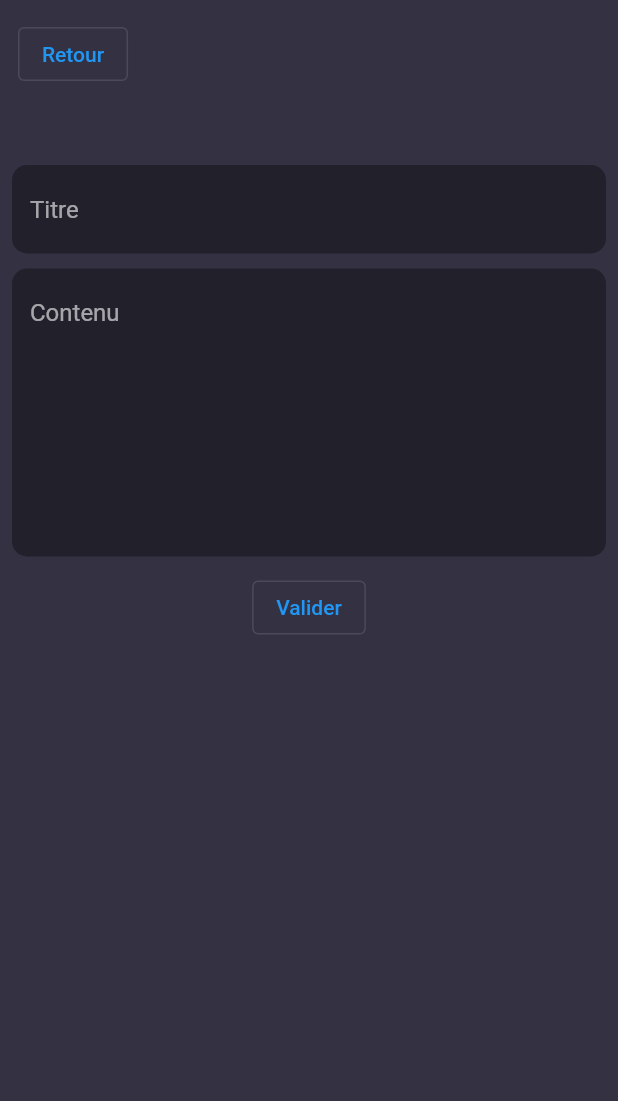
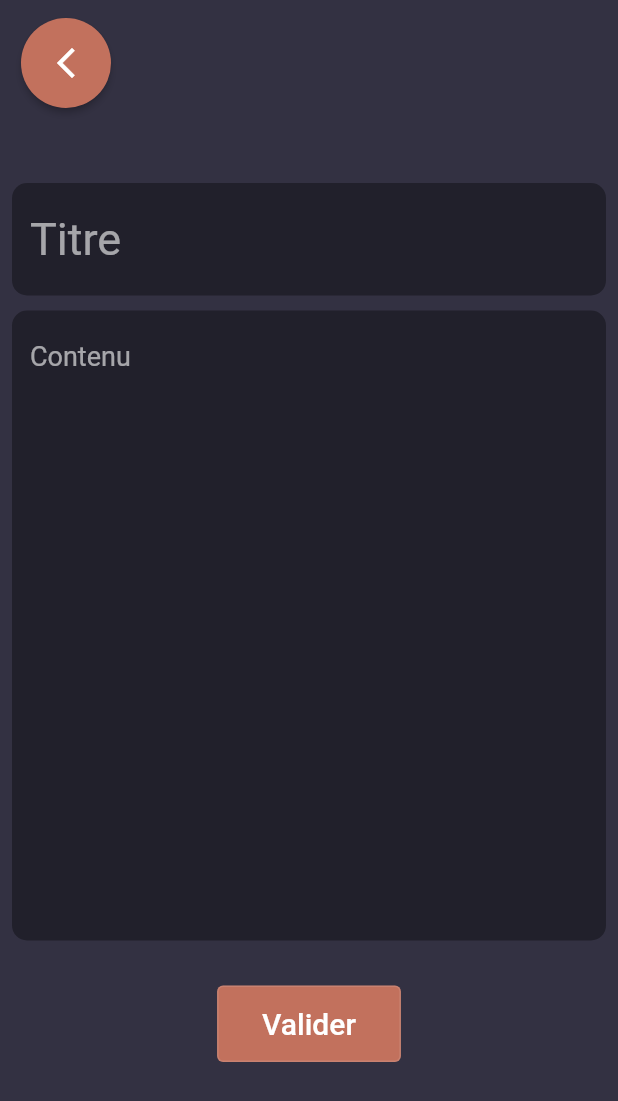
Before and after one commit to Elymne/erevho, a Flutter app: the DreamFormPage screen opened by its route, on a phone screen of 412 x 824 dp. Shown: the top 1101 px of the screen. Run offline on Flutter 3.47's test engine with Material 2 defaults, Android fonts, the phone set to English and light mode, and no system bars; our stand-ins replace fluro, flutter_riverpod, freezed_annotation, get_it, google_fonts, hive and 3 more; accounts and stored records are empty; generated files the repository leaves out were written again; Roboto replaces fonts that are missing (Georgia).

Commit message:
update form style

```diff
--- a/lib/application/pages/dream_form/dream_form_page.dart
+++ b/lib/application/pages/dream_form/dream_form_page.dart
@@ -1,4 +1,6 @@
+import 'package:erevho/application/widgets/buttons/back_night_button.dart';
 import 'package:erevho/application/widgets/custom_form_field.dart';
+import 'package:erevho/application/widgets/buttons/night_button.dart';
 import 'package:erevho/di/tools/app_localisation_tools.dart';
 import 'package:erevho/application/pages/dream_form/dream_form_controller.dart';
 import 'package:erevho/core/themes/colors.dart';
@@ -36,12 +38,7 @@ class DreamFormState extends ConsumerState<DreamFormPage> {
           children: [
             Padding(
               padding: const EdgeInsets.all(12.0),
-              child: OutlinedButton(
-                onPressed: () {
-                  Navigator.pop(context);
-                },
-                child: const Text('Retour'),
-              ),
+              child: BackNightButton(context: context),
             ),
             const SizedBox(height: 30),
             Padding(
@@ -52,21 +49,21 @@ class DreamFormState extends ConsumerState<DreamFormPage> {
                   children: [
                     CustomFormField(
                       hintText: appLocals.current.title_form,
-                      isContent: false,
+                      textFieldType: TextFieldType.title,
                       validator: controller.validateTitle,
                       onSaved: controller.saveTitle,
                     ),
                     const SizedBox(height: 10),
                     CustomFormField(
                       hintText: appLocals.current.content_form,
-                      isContent: true,
+                      textFieldType: TextFieldType.content,
                       validator: controller.validateContent,
                       onSaved: controller.saveContent,
                     ),
-                    const SizedBox(height: 10),
-                    OutlinedButton(
+                    const SizedBox(height: 30),
+                    NightButton(
                       onPressed: () => controller.onSubmit(),
-                      child: Text(appLocals.current.submit),
+                      text: appLocals.current.submit,
                     ),
                   ],
                 ),
--- /dev/null
+++ b/lib/application/widgets/buttons/back_night_button.dart
@@ -0,0 +1,24 @@
+import 'package:erevho/core/themes/colors.dart';
+import 'package:flutter/material.dart';
+
+class BackNightButton extends StatelessWidget {
+  final BuildContext context;
+
+  const BackNightButton({super.key, required this.context});
+
+  @override
+  Widget build(BuildContext context) {
+    return ElevatedButton(
+      onPressed: () => Navigator.pop(context),
+      style: ButtonStyle(
+        shape: MaterialStateProperty.all(const CircleBorder()),
+        padding: MaterialStateProperty.all(const EdgeInsets.all(18)),
+        backgroundColor: MaterialStateProperty.all(nightOrange), // <-- Button color
+      ),
+      child: const Icon(
+        Icons.arrow_back_ios_new,
+        color: pureWhite,
+      ),
+    );
+  }
+}
--- /dev/null
+++ b/lib/application/widgets/buttons/night_button.dart
@@ -0,0 +1,30 @@
+import 'package:erevho/core/themes/colors.dart';
+import 'package:flutter/material.dart';
+import 'package:google_fonts/google_fonts.dart';
+
+class NightButton extends StatelessWidget {
+  final String text;
+  final void Function() onPressed;
+
+  const NightButton({Key? key, required this.onPressed, required this.text}) : super(key: key);
+
+  @override
+  Widget build(BuildContext context) {
+    return OutlinedButton(
+      onPressed: onPressed,
+      style: ButtonStyle(
+        backgroundColor: MaterialStateColor.resolveWith((states) => nightOrange),
+      ),
+      child: Padding(
+        padding: const EdgeInsets.all(14.0),
+        child: Text(
+          text,
+          style: GoogleFonts.robotoFlex(
+            fontSize: 20,
+            color: pureWhite,
+          ),
+        ),
+      ),
+    );
+  }
+}
--- a/lib/application/widgets/custom_form_field.dart
+++ b/lib/application/widgets/custom_form_field.dart
@@ -5,18 +5,18 @@ import 'package:google_fonts/google_fonts.dart';
 class CustomFormField extends StatelessWidget {
   final String? initialValue;
   final String hintText;
-  final bool isContent;
+  final TextFieldType textFieldType;
   final String? Function(String?) validator;
   final void Function(String?) onSaved;
 
-  const CustomFormField({Key? key, required this.validator, required this.hintText, required this.isContent, this.initialValue, required this.onSaved}) : super(key: key);
+  const CustomFormField({Key? key, required this.validator, required this.hintText, required this.textFieldType, this.initialValue, required this.onSaved}) : super(key: key);
 
   /// TODO Styliser un peu tout ça
   @override
   Widget build(BuildContext context) {
     return TextFormField(
-      minLines: isContent ? 8 : 1,
-      maxLines: isContent ? null : 1,
+      minLines: maxLines,
+      maxLines: minLines,
       initialValue: initialValue,
       decoration: InputDecoration(
         border: OutlineInputBorder(
@@ -24,7 +24,9 @@ class CustomFormField extends StatelessWidget {
           borderSide: BorderSide.none,
         ),
         filled: true,
-        hintStyle: GoogleFonts.robotoFlex(),
+        hintStyle: GoogleFonts.robotoFlex(
+          fontSize: hintStyle,
+        ),
         hintText: hintText,
         fillColor: nightGreyDarker,
       ),
@@ -32,4 +34,39 @@ class CustomFormField extends StatelessWidget {
       onSaved: onSaved,
     );
   }
+
+  int? get maxLines {
+    switch (textFieldType) {
+      case TextFieldType.title:
+        return 1;
+      case TextFieldType.normal:
+        return 1;
+      case TextFieldType.content:
+        return null;
+    }
+  }
+
+  int? get minLines {
+    switch (textFieldType) {
+      case TextFieldType.title:
+        return 1;
+      case TextFieldType.normal:
+        return 1;
+      case TextFieldType.content:
+        return 20;
+    }
+  }
+
+  double get hintStyle {
+    switch (textFieldType) {
+      case TextFieldType.title:
+        return 30;
+      case TextFieldType.normal:
+        return 18;
+      case TextFieldType.content:
+        return 18;
+    }
+  }
 }
+
+enum TextFieldType { title, normal, content }
--- a/lib/application/widgets/night_button.dart
+++ /dev/null
@@ -1 +0,0 @@
-//TODO Juste faire ses propres boutons niveau style.
--- a/lib/core/themes/colors.dart
+++ b/lib/core/themes/colors.dart
@@ -15,6 +15,7 @@ const nightRedShadow = Color.fromARGB(100, 126, 29, 29);
 const nightOrange = Color.fromARGB(255, 194, 113, 93);
 const nightOrangeDarker = Color.fromARGB(255, 170, 80, 58);
 const nightOrangeShadow = Color.fromARGB(100, 170, 80, 58);
+const nightOrangeAccent = Color.fromARGB(255, 236, 114, 83);
 
 const nightBlue = Color.fromARGB(255, 44, 76, 163);
 const nightBlueDarker = Color.fromARGB(255, 28, 56, 133);
```
